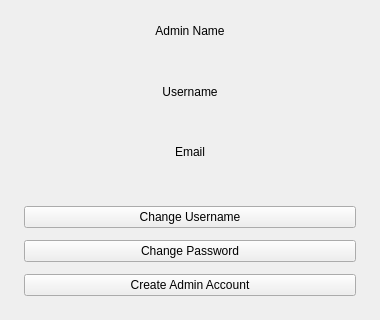
anshu-ho-la/buspass, file adminprofile.ui: the form before one commit.
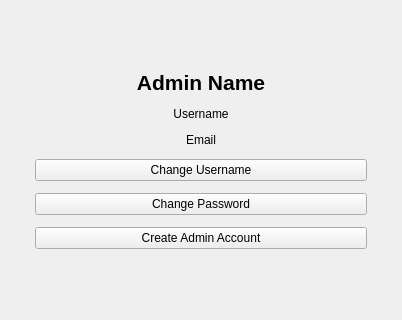
The form after the commit.

Patch:
```diff
--- a/adminprofile.ui
+++ b/adminprofile.ui
@@ -13,6 +13,49 @@
   <property name="windowTitle">
    <string>Admin Profile</string>
   </property>
+  <layout class="QVBoxLayout" name="outerLayout">
+   <item>
+    <spacer name="topSpacer">
+     <property name="orientation">
+      <enum>Qt::Orientation::Vertical</enum>
+     </property>
+     <property name="sizeHint" stdset="0">
+      <size>
+       <width>20</width>
+       <height>40</height>
+      </size>
+     </property>
+    </spacer>
+   </item>
+   <item>
+    <layout class="QHBoxLayout" name="centerRow">
+     <item>
+      <spacer name="leftSpacer">
+       <property name="orientation">
+        <enum>Qt::Orientation::Horizontal</enum>
+       </property>
+       <property name="sizeHint" stdset="0">
+        <size>
+         <width>40</width>
+         <height>20</height>
+        </size>
+       </property>
+      </spacer>
+     </item>
+     <item>
+      <widget class="QWidget" name="formCard">
+       <property name="minimumSize">
+        <size>
+         <width>380</width>
+         <height>0</height>
+        </size>
+       </property>
+       <property name="maximumSize">
+        <size>
+         <width>420</width>
+         <height>16777215</height>
+        </size>
+       </property>
   <layout class="QVBoxLayout" name="mainLayout">
    <property name="spacing">
     <number>12</number>
@@ -31,6 +74,12 @@
    </property>
    <item>
     <widget class="QLabel" name="adminNameLabel">
+          <property name="font">
+           <font>
+            <pointsize>16</pointsize>
+            <bold>true</bold>
+           </font>
+          </property>
      <property name="text">
       <string>Admin Name</string>
      </property>
@@ -79,6 +128,37 @@
       <string>Create Admin Account</string>
      </property>
     </widget>
+        </item>
+       </layout>
+      </widget>
+     </item>
+     <item>
+      <spacer name="rightSpacer">
+       <property name="orientation">
+        <enum>Qt::Orientation::Horizontal</enum>
+       </property>
+       <property name="sizeHint" stdset="0">
+        <size>
+         <width>40</width>
+         <height>20</height>
+        </size>
+       </property>
+      </spacer>
+     </item>
+    </layout>
+   </item>
+   <item>
+    <spacer name="bottomSpacer">
+     <property name="orientation">
+      <enum>Qt::Orientation::Vertical</enum>
+     </property>
+     <property name="sizeHint" stdset="0">
+      <size>
+       <width>20</width>
+       <height>40</height>
+      </size>
+     </property>
+    </spacer>
    </item>
   </layout>
  </widget>
```
Lines whose indentation alone changed are shown as unchanged.
